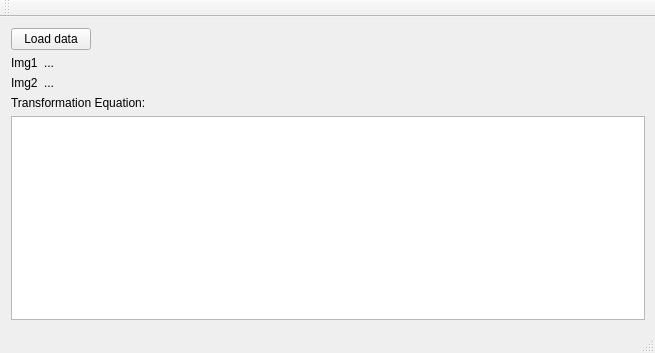
Before: the Qt Designer form mainwindow.ui in bloodi11/STF, drawn with Qt 5.
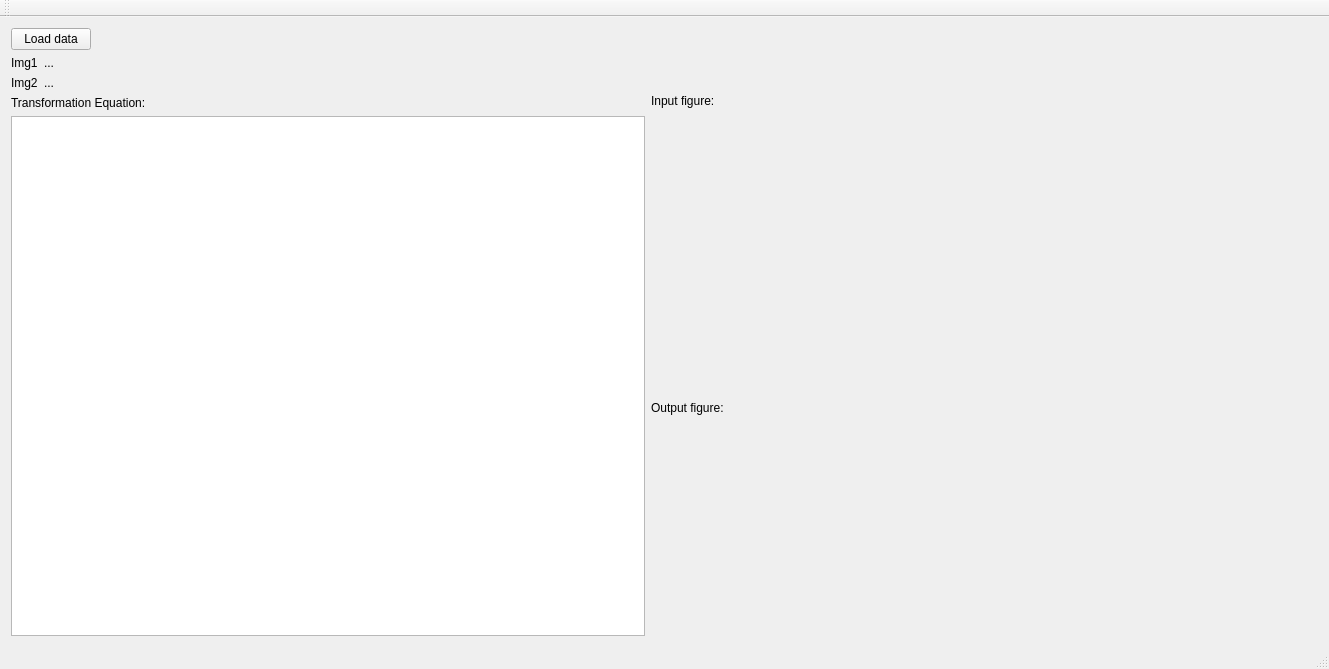
After: the same form once the commit is applied.

Diff of the .ui file:
```diff
--- a/mainwindow.ui
+++ b/mainwindow.ui
@@ -6,19 +6,21 @@
    <rect>
     <x>0</x>
     <y>0</y>
-    <width>655</width>
-    <height>353</height>
+    <width>1329</width>
+    <height>669</height>
    </rect>
   </property>
   <property name="windowTitle">
    <string>Simple Transformation Finder</string>
   </property>
   <widget class="QWidget" name="centralWidget">
-   <layout class="QFormLayout" name="formLayout_4">
+   <layout class="QFormLayout" name="formLayout_5">
     <item row="0" column="0">
-     <layout class="QVBoxLayout" name="verticalLayout_2">
+     <layout class="QFormLayout" name="formLayout">
+      <item row="0" column="0">
+       <layout class="QVBoxLayout" name="verticalLayout_3">
       <item>
-       <layout class="QFormLayout" name="formLayout_3">
+         <layout class="QFormLayout" name="formLayout_2">
         <item row="0" column="0">
          <widget class="QPushButton" name="readButton1">
           <property name="text">
@@ -42,9 +44,7 @@
        </layout>
       </item>
       <item>
-       <layout class="QVBoxLayout" name="verticalLayout">
-        <item>
-         <layout class="QFormLayout" name="formLayout">
+         <layout class="QFormLayout" name="formLayout_3">
           <item row="0" column="0">
            <widget class="QLabel" name="label1">
             <property name="text">
@@ -62,7 +62,7 @@
          </layout>
         </item>
         <item>
-         <layout class="QFormLayout" name="formLayout_2">
+         <layout class="QFormLayout" name="formLayout_4">
           <item row="0" column="0">
            <widget class="QLabel" name="label2">
             <property name="text">
@@ -79,8 +79,8 @@
           </item>
          </layout>
         </item>
-       </layout>
-      </item>
+        <item>
+         <layout class="QVBoxLayout" name="verticalLayout">
       <item>
        <widget class="QLabel" name="header1">
         <property name="text">
@@ -89,11 +89,76 @@
        </widget>
       </item>
       <item>
-       <widget class="QTextBrowser" name="textBrowser"/>
+           <widget class="QTextBrowser" name="textBrowser">
+            <property name="minimumSize">
+             <size>
+              <width>0</width>
+              <height>500</height>
+             </size>
+            </property>
+           </widget>
       </item>
      </layout>
     </item>
    </layout>
+      </item>
+      <item row="0" column="1">
+       <layout class="QVBoxLayout" name="verticalLayout_2">
+        <item>
+         <widget class="QLabel" name="label">
+          <property name="text">
+           <string>Input figure:</string>
+          </property>
+         </widget>
+        </item>
+        <item>
+         <widget class="QLabel" name="draw1">
+          <property name="minimumSize">
+           <size>
+            <width>150</width>
+            <height>150</height>
+           </size>
+          </property>
+          <property name="text">
+           <string/>
+          </property>
+         </widget>
+        </item>
+        <item>
+         <widget class="QLabel" name="label_2">
+          <property name="text">
+           <string>Output figure:</string>
+          </property>
+         </widget>
+        </item>
+        <item>
+         <widget class="QLabel" name="draw2">
+          <property name="minimumSize">
+           <size>
+            <width>150</width>
+            <height>150</height>
+           </size>
+          </property>
+          <property name="baseSize">
+           <size>
+            <width>0</width>
+            <height>0</height>
+           </size>
+          </property>
+          <property name="text">
+           <string/>
+          </property>
+         </widget>
+        </item>
+       </layout>
+      </item>
+     </layout>
+    </item>
+   </layout>
+   <zorder>draw1</zorder>
+   <zorder>draw2</zorder>
+   <zorder>draw2</zorder>
+   <zorder>draw2</zorder>
   </widget>
   <widget class="QMenuBar" name="menuBar">
    <property name="geometry">
```
Left out of the diff: 14 changed lines with no effect on the pictures. Lines whose indentation alone changed are shown as unchanged.
